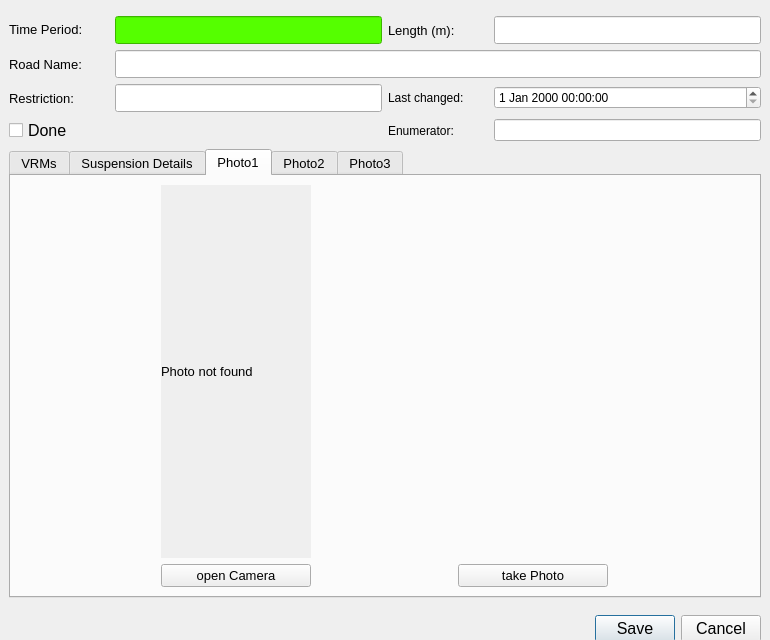
This is ui/VRM_Demand_dialog_base.ui in tlh22/demandForm as Qt 5 draws it before an edit. The edited form follows.
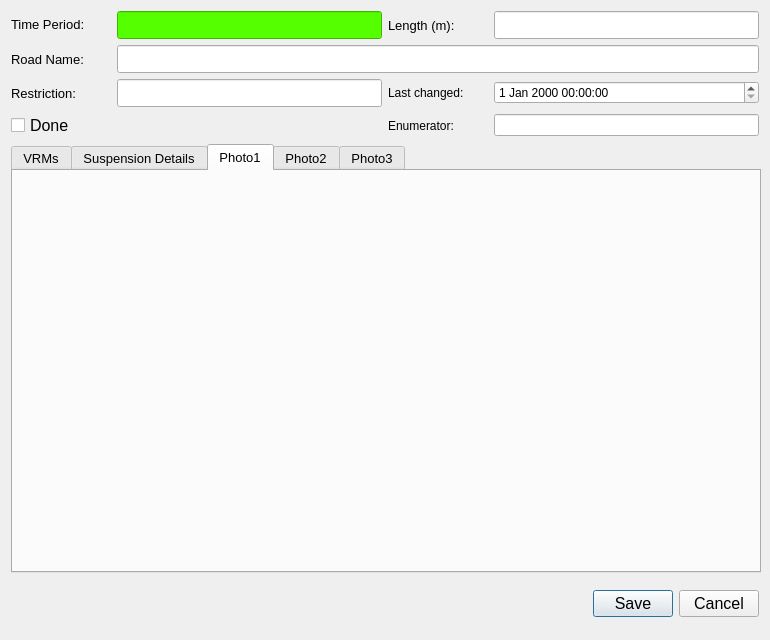
This is the edited form. The open tabs and pages were chosen to show the change. Icons and pictures are not drawn.

The edit to the form file:
```diff
--- a/ui/VRM_Demand_dialog_base.ui
+++ b/ui/VRM_Demand_dialog_base.ui
@@ -33,15 +33,8 @@
   <property name="sizeGripEnabled">
    <bool>false</bool>
   </property>
-  <widget class="QWidget" name="layoutWidget">
-   <property name="geometry">
-    <rect>
-     <x>9</x>
-     <y>16</y>
-     <width>752</width>
-     <height>638</height>
-    </rect>
-   </property>
+  <layout class="QGridLayout" name="gridLayout_6">
+   <item row="0" column="0">
    <layout class="QGridLayout" name="gridLayout_11">
     <item row="0" column="0">
      <layout class="QGridLayout" name="gridLayout_3">
@@ -533,75 +526,7 @@
        </attribute>
        <layout class="QGridLayout" name="gridLayout_8">
         <item row="0" column="0">
-         <widget class="QLabel" name="Photo_Widget_01">
-          <property name="sizePolicy">
-           <sizepolicy hsizetype="Fixed" vsizetype="Fixed">
-            <horstretch>0</horstretch>
-            <verstretch>0</verstretch>
-           </sizepolicy>
-          </property>
-          <property name="maximumSize">
-           <size>
-            <width>640</width>
-            <height>480</height>
-           </size>
-          </property>
-          <property name="autoFillBackground">
-           <bool>true</bool>
-          </property>
-          <property name="text">
-           <string>Photo not found</string>
-          </property>
-         </widget>
-        </item>
-        <item row="1" column="0">
-         <widget class="QPushButton" name="startCamera1">
-          <property name="maximumSize">
-           <size>
-            <width>150</width>
-            <height>16777215</height>
-           </size>
-          </property>
-          <property name="text">
-           <string>open Camera</string>
-          </property>
-          <property name="icon">
-           <iconset>
-            <normaloff>../../../../PC18-26 Carnegie Library Lambeth/Mapping/Templates/camara_foto.png</normaloff>../../../../PC18-26 Carnegie Library Lambeth/Mapping/Templates/camara_foto.png</iconset>
-          </property>
-          <property name="checkable">
-           <bool>true</bool>
-          </property>
-          <property name="autoDefault">
-           <bool>false</bool>
-          </property>
-          <property name="default">
-           <bool>false</bool>
-          </property>
-         </widget>
-        </item>
-        <item row="1" column="1">
-         <widget class="QPushButton" name="getPhoto1">
-          <property name="maximumSize">
-           <size>
-            <width>150</width>
-            <height>16777215</height>
-           </size>
-          </property>
-          <property name="text">
-           <string>take Photo</string>
-          </property>
-          <property name="icon">
-           <iconset>
-            <normaloff>../../../../PC18-26 Carnegie Library Lambeth/Mapping/Templates/take-photo-icon-21.jpg</normaloff>../../../../PC18-26 Carnegie Library Lambeth/Mapping/Templates/take-photo-icon-21.jpg</iconset>
-          </property>
-          <property name="checkable">
-           <bool>false</bool>
-          </property>
-          <property name="autoDefault">
-           <bool>false</bool>
-          </property>
-         </widget>
+          <layout class="QGridLayout" name="gridLayout_9"/>
         </item>
        </layout>
       </widget>
@@ -764,7 +689,8 @@
      </widget>
     </item>
    </layout>
-  </widget>
+   </item>
+  </layout>
  </widget>
  <tabstops>
   <tabstop>RoadName</tabstop>
```
Left out of the diff: 2 changed lines with no effect on the pictures. Lines whose indentation alone changed are shown as unchanged.
